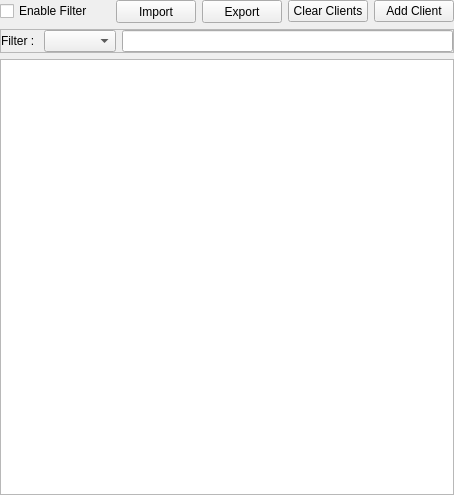
Before: the Qt Designer form src/widget/quamodbusclienttree.ui in juangburgos/QUaModbusClient, drawn with Qt 5.
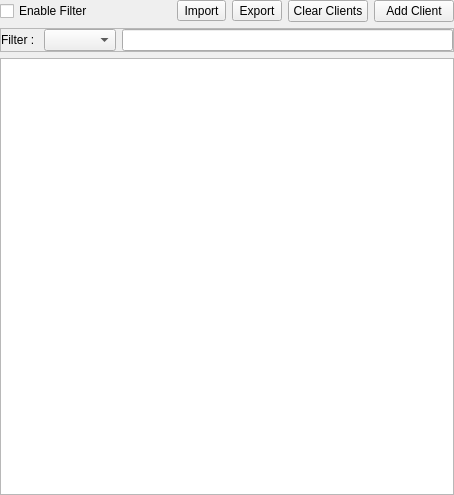
After: the same form once the commit is applied.

Diff of the .ui file:
```diff
--- a/src/widget/quamodbusclienttree.ui
+++ b/src/widget/quamodbusclienttree.ui
@@ -29,15 +29,15 @@
    <item row="0" column="3">
     <widget class="QToolButton" name="toolButtonExport">
      <property name="sizePolicy">
-      <sizepolicy hsizetype="Minimum" vsizetype="Fixed">
+      <sizepolicy hsizetype="Fixed" vsizetype="Fixed">
        <horstretch>0</horstretch>
        <verstretch>0</verstretch>
       </sizepolicy>
      </property>
      <property name="minimumSize">
       <size>
-       <width>80</width>
-       <height>23</height>
+       <width>0</width>
+       <height>0</height>
       </size>
      </property>
      <property name="toolTip">
@@ -105,15 +105,15 @@
    <item row="0" column="2">
     <widget class="QToolButton" name="toolButtonImport">
      <property name="sizePolicy">
-      <sizepolicy hsizetype="Minimum" vsizetype="Fixed">
+      <sizepolicy hsizetype="Fixed" vsizetype="Fixed">
        <horstretch>0</horstretch>
        <verstretch>0</verstretch>
       </sizepolicy>
      </property>
      <property name="minimumSize">
       <size>
-       <width>80</width>
-       <height>23</height>
+       <width>0</width>
+       <height>0</height>
       </size>
      </property>
      <property name="toolTip">
```
